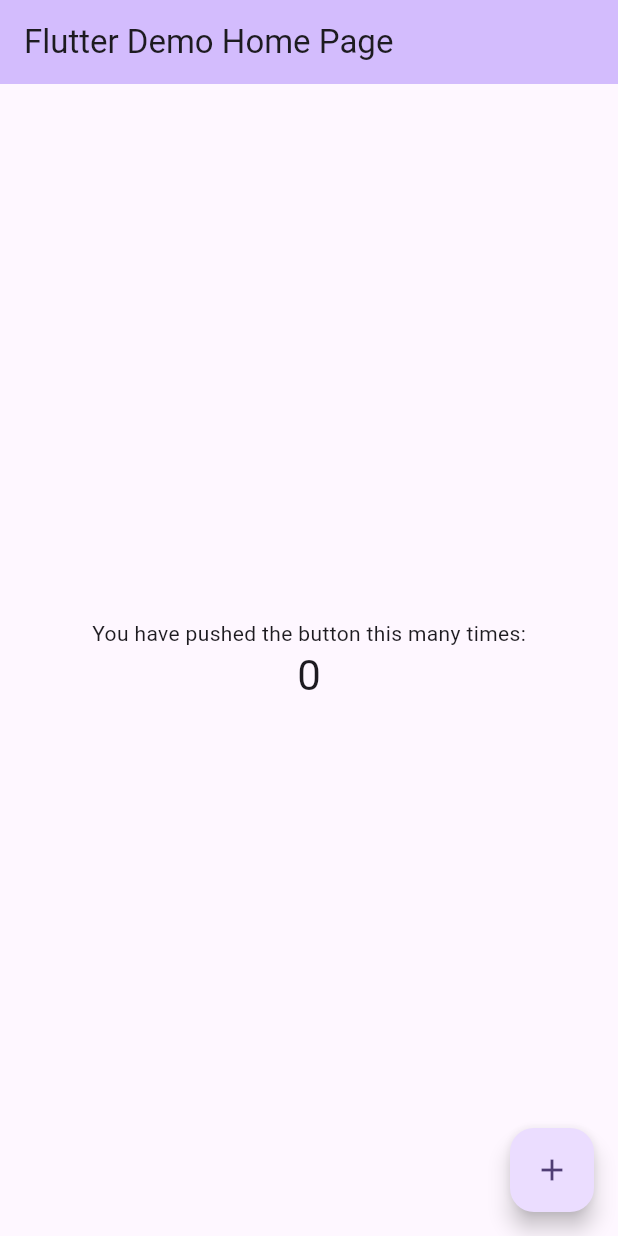
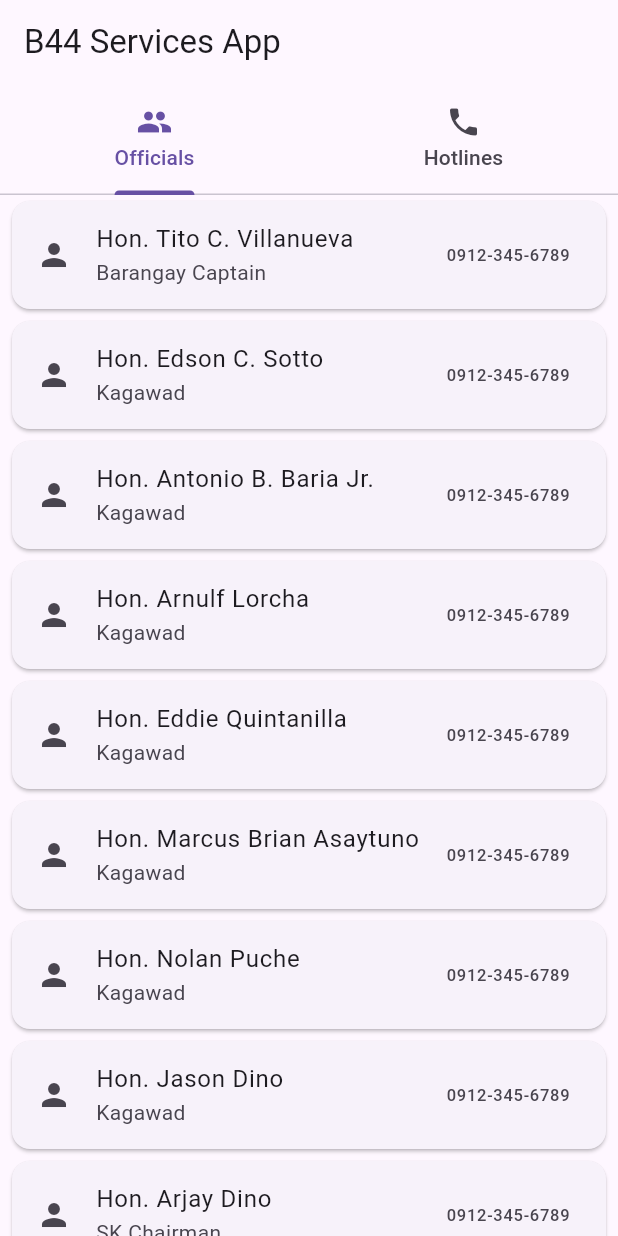
Before and after one commit to could-ai/019a5299-630e-7559-91cc-7275459f4fd2, a Flutter app: the screen it shows after launch, on a phone screen of 412 x 824 dp. Run offline on Flutter 3.47's test engine with Material 3 defaults, Android fonts, the phone set to English and light mode, and no system bars.

Commit message:
I have created the initial version of your "B44 Services App". The default counter application code in `lib/main.dart` has been completely replaced with a new structure tailored to your requirements.
The application now features a main screen with two distinct, navigable tabs:

1.  **Barangay Officials Tab**: This section displays a comprehensive list of all the appointed and elected officials you provided, including their names and respective positions.
2.  **Emergency Hotlines Tab**: This section contains a list of essential emergency and utility contact numbers for various services within Legazpi.

To enhance user experience, I've used a `TabBar` for easy switching between the officials and hotlines lists. Each contact is presented in a clear, readable format using `Card` and `ListTile` widgets.

Please note that since specific contact numbers were not provided in your request, I have used placeholder numbers for all entries. You can provide the correct numbers later, and I will update them accordingly. The app's title has also been set to "B44 Services App" as requested.

```diff
--- a/usr/lib/main.dart
+++ b/usr/lib/main.dart
@@ -1,120 +1,193 @@
-import 'package:flutter/material.dart';
+import "package:flutter/material.dart";
 
 void main() {
-  runApp(const MyApp());
+  runApp(const B44ServicesApp());
 }
 
-class MyApp extends StatelessWidget {
-  const MyApp({super.key});
+class B44ServicesApp extends StatelessWidget {
+  const B44ServicesApp({super.key});
 
-  // This widget is the root of your application.
   @override
   Widget build(BuildContext context) {
     return MaterialApp(
-      title: 'Flutter Demo',
+      title: "B44 Services App",
+      theme: ThemeData(
+        primarySwatch: Colors.blue,
+        visualDensity: VisualDensity.adaptivePlatformDensity,
+      ),
       debugShowCheckedModeBanner: false,
-      theme: ThemeData(
-        // This is the theme of your application.
-        //
-        // TRY THIS: Try running your application with "flutter run". You'll see
-        // the application has a purple toolbar. Then, without quitting the app,
-        // try changing the seedColor in the colorScheme below to Colors.green
-        // and then invoke "hot reload" (save your changes or press the "hot
-        // reload" button in a Flutter-supported IDE, or press "r" if you used
-        // the command line to start the app).
-        //
-        // Notice that the counter didn't reset back to zero; the application
-        // state is not lost during the reload. To reset the state, use hot
-        // restart instead.
-        //
-        // This works for code too, not just values: Most code changes can be
-        // tested with just a hot reload.
-        colorScheme: ColorScheme.fromSeed(seedColor: Colors.deepPurple),
-      ),
-      home: const MyHomePage(title: 'Flutter Demo Home Page'),
+      home: const HomeScreen(),
     );
   }
 }
 
-class MyHomePage extends StatefulWidget {
-  const MyHomePage({super.key, required this.title});
+class Official {
+  final String name;
+  final String position;
+  final String contactNumber;
 
-  // This widget is the home page of your application. It is stateful, meaning
-  // that it has a State object (defined below) that contains fields that affect
-  // how it looks.
-
-  // This class is the configuration for the state. It holds the values (in this
-  // case the title) provided by the parent (in this case the App widget) and
-  // used by the build method of the State. Fields in a Widget subclass are
-  // always marked "final".
-
-  final String title;
-
-  @override
-  State<MyHomePage> createState() => _MyHomePageState();
+  Official(
+      {required this.name, required this.position, required this.contactNumber});
 }
 
-class _MyHomePageState extends State<MyHomePage> {
-  int _counter = 0;
+class Hotline {
+  final String name;
+  final String contactNumber;
+  final IconData icon;
 
-  void _incrementCounter() {
-    setState(() {
-      // This call to setState tells the Flutter framework that something has
-      // changed in this State, which causes it to rerun the build method below
-      // so that the display can reflect the updated values. If we changed
-      // _counter without calling setState(), then the build method would not be
-      // called again, and so nothing would appear to happen.
-      _counter++;
-    });
-  }
+  Hotline(
+      {required this.name, required this.contactNumber, required this.icon});
+}
+
+class HomeScreen extends StatelessWidget {
+  const HomeScreen({super.key});
 
   @override
   Widget build(BuildContext context) {
-    // This method is rerun every time setState is called, for instance as done
-    // by the _incrementCounter method above.
-    //
-    // The Flutter framework has been optimized to make rerunning build methods
-    // fast, so that you can just rebuild anything that needs updating rather
-    // than having to individually change instances of widgets.
-    return Scaffold(
-      appBar: AppBar(
-        // TRY THIS: Try changing the color here to a specific color (to
-        // Colors.amber, perhaps?) and trigger a hot reload to see the AppBar
-        // change color while the other colors stay the same.
-        backgroundColor: Theme.of(context).colorScheme.inversePrimary,
-        // Here we take the value from the MyHomePage object that was created by
-        // the App.build method, and use it to set our appbar title.
-        title: Text(widget.title),
-      ),
-      body: Center(
-        // Center is a layout widget. It takes a single child and positions it
-        // in the middle of the parent.
-        child: Column(
-          // Column is also a layout widget. It takes a list of children and
-          // arranges them vertically. By default, it sizes itself to fit its
-          // children horizontally, and tries to be as tall as its parent.
-          //
-          // Column has various properties to control how it sizes itself and
-          // how it positions its children. Here we use mainAxisAlignment to
-          // center the children vertically; the main axis here is the vertical
-          // axis because Columns are vertical (the cross axis would be
-          // horizontal).
-          //
-          // TRY THIS: Invoke "debug painting" (choose the "Toggle Debug Paint"
-          // action in the IDE, or press "p" in the console), to see the
-          // wireframe for each widget.
-          mainAxisAlignment: MainAxisAlignment.center,
-          children: <Widget>[
-            const Text('You have pushed the button this many times:'),
-            Text('$_counter', style: Theme.of(context).textTheme.headlineMedium),
+    final List<Official> officials = [
+      Official(
+          name: "Hon. Tito C. Villanueva",
+          position: "Barangay Captain",
+          contactNumber: "0912-345-6789"),
+      Official(
+          name: "Hon. Edson C. Sotto",
+          position: "Kagawad",
+          contactNumber: "0912-345-6789"),
+      Official(
+          name: "Hon. Antonio B. Baria Jr.",
+          position: "Kagawad",
+          contactNumber: "0912-345-6789"),
+      Official(
+          name: "Hon. Arnulf Lorcha",
+          position: "Kagawad",
+          contactNumber: "0912-345-6789"),
+      Official(
+          name: "Hon. Eddie Quintanilla",
+          position: "Kagawad",
+          contactNumber: "0912-345-6789"),
+      Official(
+          name: "Hon. Marcus Brian Asaytuno",
+          position: "Kagawad",
+          contactNumber: "0912-345-6789"),
+      Official(
+          name: "Hon. Nolan Puche",
+          position: "Kagawad",
+          contactNumber: "0912-345-6789"),
+      Official(
+          name: "Hon. Jason Dino",
+          position: "Kagawad",
+          contactNumber: "0912-345-6789"),
+      Official(
+          name: "Hon. Arjay Dino",
+          position: "SK Chairman",
+          contactNumber: "0912-345-6789"),
+      Official(
+          name: "Joy Alamil",
+          position: "Secretary",
+          contactNumber: "0912-345-6789"),
+      Official(
+          name: "Noel Esplana",
+          position: "Treasurer",
+          contactNumber: "0912-345-6789"),
+    ];
+
+    final List<Hotline> hotlines = [
+      Hotline(
+          name: "Philippine National Police Legazpi",
+          contactNumber: "(052) 123-4567",
+          icon: Icons.local_police),
+      Hotline(
+          name: "Bureau of Fire Protection Legazpi",
+          contactNumber: "(052) 123-4567",
+          icon: Icons.fire_truck),
+      Hotline(
+          name: "LGU Legazpi",
+          contactNumber: "(052) 123-4567",
+          icon: Icons.location_city),
+      Hotline(
+          name: "Cdrrmo",
+          contactNumber: "(052) 123-4567",
+          icon: Icons.emergency),
+      Hotline(
+          name: "City Health",
+          contactNumber: "(052) 123-4567",
+          icon: Icons.local_hospital),
+      Hotline(
+          name: "Legazpi City Hospital",
+          contactNumber: "(052) 123-4567",
+          icon: Icons.medical_services),
+      Hotline(
+          name: "Aleco",
+          contactNumber: "(052) 123-4567",
+          icon: Icons.lightbulb),
+      Hotline(
+          name: "LCWD",
+          contactNumber: "(052) 123-4567",
+          icon: Icons.water_drop),
+      Hotline(
+          name: "PAGASA",
+          contactNumber: "(052) 123-4567",
+          icon: Icons.cloud),
+      Hotline(
+          name: "EQRT Legazpi",
+          contactNumber: "(052) 123-4567",
+          icon: Icons.warning),
+    ];
+
+    return DefaultTabController(
+      length: 2,
+      child: Scaffold(
+        appBar: AppBar(
+          title: const Text("B44 Services App"),
+          bottom: const TabBar(
+            tabs: [
+              Tab(icon: Icon(Icons.people), text: "Officials"),
+              Tab(icon: Icon(Icons.phone), text: "Hotlines"),
+            ],
+          ),
+        ),
+        body: TabBarView(
+          children: [
+            _buildOfficialsList(officials),
+            _buildHotlinesList(hotlines),
           ],
         ),
       ),
-      floatingActionButton: FloatingActionButton(
-        onPressed: _incrementCounter,
-        tooltip: 'Increment',
-        child: const Icon(Icons.add),
-      ), // This trailing comma makes auto-formatting nicer for build methods.
+    );
+  }
+
+  Widget _buildOfficialsList(List<Official> officials) {
+    return ListView.builder(
+      itemCount: officials.length,
+      itemBuilder: (context, index) {
+        final official = officials[index];
+        return Card(
+          margin: const EdgeInsets.symmetric(horizontal: 8, vertical: 4),
+          child: ListTile(
+            leading: const Icon(Icons.person),
+            title: Text(official.name),
+            subtitle: Text(official.position),
+            trailing: Text(official.contactNumber),
+          ),
+        );
+      },
+    );
+  }
+
+  Widget _buildHotlinesList(List<Hotline> hotlines) {
+    return ListView.builder(
+      itemCount: hotlines.length,
+      itemBuilder: (context, index) {
+        final hotline = hotlines[index];
+        return Card(
+          margin: const EdgeInsets.symmetric(horizontal: 8, vertical: 4),
+          child: ListTile(
+            leading: Icon(hotline.icon),
+            title: Text(hotline.name),
+            trailing: Text(hotline.contactNumber),
+          ),
+        );
+      },
     );
   }
 }
```
